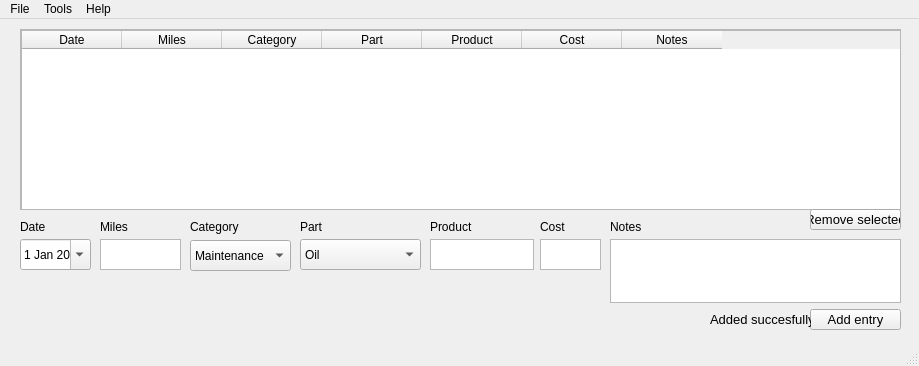
Above: ui_detached.ui from hainesdata/AutoLog before the change. Below: the same form after it.
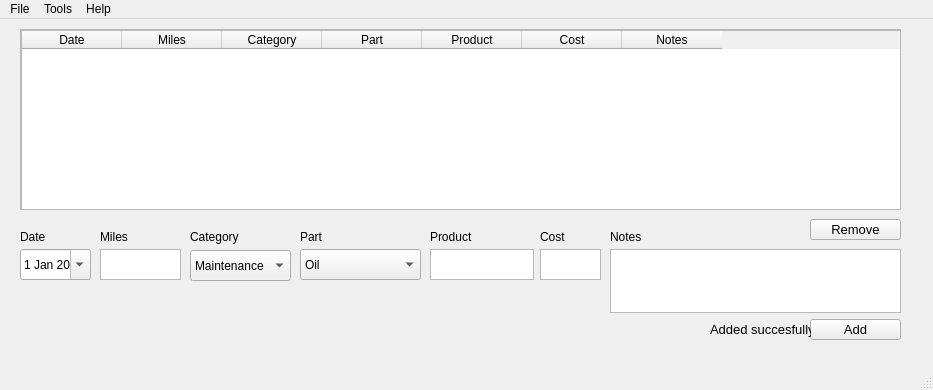
That is the form after the change.

Patch:
```diff
--- a/ui_detached.ui
+++ b/ui_detached.ui
@@ -6,8 +6,8 @@
    <rect>
     <x>0</x>
     <y>0</y>
-    <width>919</width>
-    <height>366</height>
+    <width>933</width>
+    <height>390</height>
    </rect>
   </property>
   <property name="windowTitle">
@@ -86,7 +86,7 @@
     <property name="geometry">
      <rect>
       <x>810</x>
-      <y>290</y>
+      <y>300</y>
       <width>91</width>
       <height>21</height>
      </rect>
@@ -97,14 +97,14 @@
      </font>
     </property>
     <property name="text">
-     <string>Add entry</string>
+     <string>Add</string>
     </property>
    </widget>
    <widget class="QLabel" name="date_label">
     <property name="geometry">
      <rect>
       <x>20</x>
-      <y>200</y>
+      <y>210</y>
       <width>31</width>
       <height>16</height>
      </rect>
@@ -117,7 +117,7 @@
     <property name="geometry">
      <rect>
       <x>100</x>
-      <y>200</y>
+      <y>210</y>
       <width>60</width>
       <height>16</height>
      </rect>
@@ -130,7 +130,7 @@
     <property name="geometry">
      <rect>
       <x>190</x>
-      <y>200</y>
+      <y>210</y>
       <width>60</width>
       <height>16</height>
      </rect>
@@ -143,7 +143,7 @@
     <property name="geometry">
      <rect>
       <x>300</x>
-      <y>200</y>
+      <y>210</y>
       <width>31</width>
       <height>16</height>
      </rect>
@@ -156,7 +156,7 @@
     <property name="geometry">
      <rect>
       <x>430</x>
-      <y>200</y>
+      <y>210</y>
       <width>60</width>
       <height>16</height>
      </rect>
@@ -169,7 +169,7 @@
     <property name="geometry">
      <rect>
       <x>540</x>
-      <y>200</y>
+      <y>210</y>
       <width>60</width>
       <height>16</height>
      </rect>
@@ -182,7 +182,7 @@
     <property name="geometry">
      <rect>
       <x>610</x>
-      <y>200</y>
+      <y>210</y>
       <width>60</width>
       <height>16</height>
      </rect>
@@ -195,7 +195,7 @@
     <property name="geometry">
      <rect>
       <x>20</x>
-      <y>220</y>
+      <y>230</y>
       <width>71</width>
       <height>31</height>
      </rect>
@@ -224,7 +224,7 @@
     <property name="geometry">
      <rect>
       <x>100</x>
-      <y>220</y>
+      <y>230</y>
       <width>81</width>
       <height>31</height>
      </rect>
@@ -234,7 +234,7 @@
     <property name="geometry">
      <rect>
       <x>190</x>
-      <y>221</y>
+      <y>231</y>
       <width>101</width>
       <height>31</height>
      </rect>
@@ -264,7 +264,7 @@
     <property name="geometry">
      <rect>
       <x>300</x>
-      <y>220</y>
+      <y>230</y>
       <width>121</width>
       <height>31</height>
      </rect>
@@ -379,7 +379,7 @@
     <property name="geometry">
      <rect>
       <x>430</x>
-      <y>220</y>
+      <y>230</y>
       <width>104</width>
       <height>31</height>
      </rect>
@@ -389,7 +389,7 @@
     <property name="geometry">
      <rect>
       <x>540</x>
-      <y>220</y>
+      <y>230</y>
       <width>61</width>
       <height>31</height>
      </rect>
@@ -402,7 +402,7 @@
     <property name="geometry">
      <rect>
       <x>610</x>
-      <y>220</y>
+      <y>230</y>
       <width>291</width>
       <height>64</height>
      </rect>
@@ -412,7 +412,7 @@
     <property name="geometry">
      <rect>
       <x>810</x>
-      <y>190</y>
+      <y>200</y>
       <width>91</width>
       <height>21</height>
      </rect>
@@ -423,14 +423,14 @@
      </font>
     </property>
     <property name="text">
-     <string>Remove selected</string>
+     <string>Remove</string>
     </property>
    </widget>
    <widget class="QLabel" name="label">
     <property name="geometry">
      <rect>
       <x>710</x>
-      <y>290</y>
+      <y>300</y>
       <width>101</width>
       <height>20</height>
      </rect>
@@ -450,7 +450,7 @@
     <rect>
      <x>0</x>
      <y>0</y>
-     <width>919</width>
+     <width>933</width>
      <height>21</height>
     </rect>
    </property>
```
Left out of the diff: 5 changed lines with no effect on the pictures.
